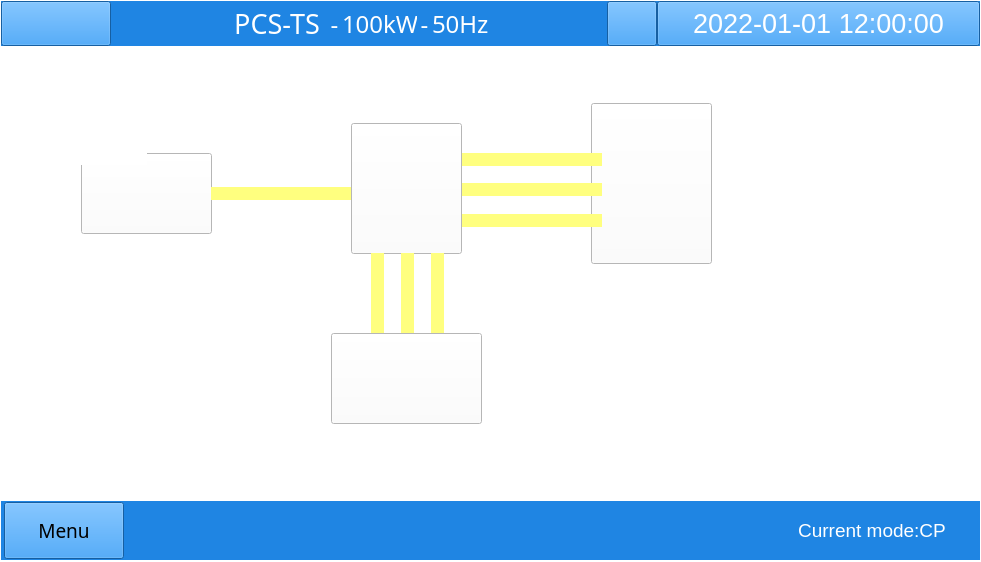
Old version of the form win.ui in the repository megarevolpr/Win.
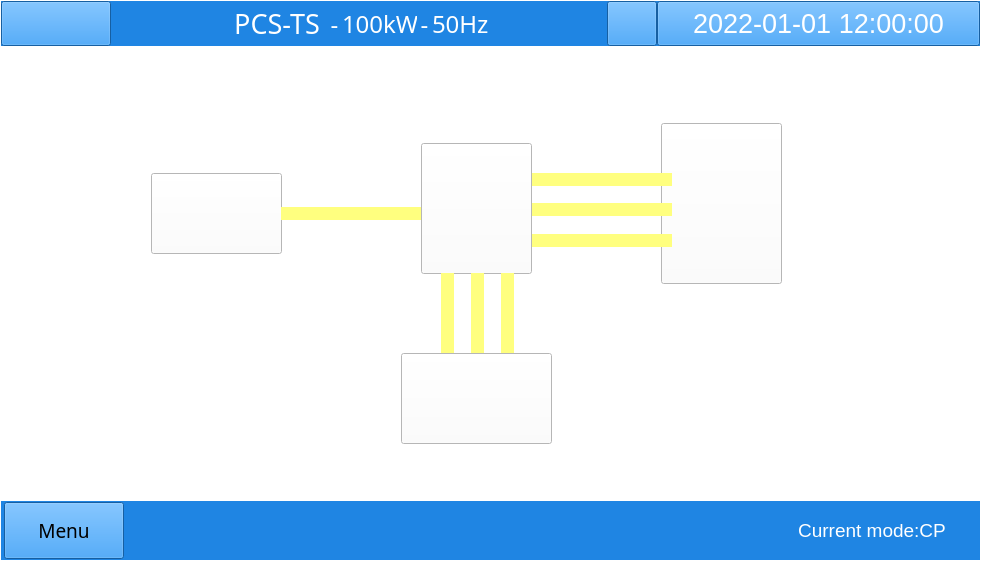
New version of the form. The open tabs and pages were chosen to show the change. Icons and pictures are not drawn.

Commit message: 添加Icon，调整UI

Diff of the .ui file:
```diff
--- a/win.ui
+++ b/win.ui
@@ -2971,8 +2971,8 @@
       <widget class="QLabel" name="Bypass_BattCurrent_label">
        <property name="geometry">
         <rect>
-         <x>250</x>
-         <y>150</y>
+         <x>320</x>
+         <y>170</y>
          <width>81</width>
          <height>20</height>
         </rect>
@@ -2990,8 +2990,8 @@
       <widget class="QLabel" name="Bypass_BattVolt_label">
        <property name="geometry">
         <rect>
-         <x>250</x>
-         <y>110</y>
+         <x>320</x>
+         <y>130</y>
          <width>81</width>
          <height>20</height>
         </rect>
@@ -3009,8 +3009,8 @@
       <widget class="QPushButton" name="Bypass_Batt_btn">
        <property name="geometry">
         <rect>
-         <x>80</x>
-         <y>100</y>
+         <x>150</x>
+         <y>120</y>
          <width>131</width>
          <height>81</height>
         </rect>
@@ -3025,8 +3025,8 @@
       <widget class="QLabel" name="Bypass_Battery_bar">
        <property name="geometry">
         <rect>
-         <x>210</x>
-         <y>134</y>
+         <x>280</x>
+         <y>154</y>
          <width>141</width>
          <height>13</height>
         </rect>
@@ -3042,8 +3042,8 @@
       <widget class="QLabel" name="Bypass_Grid_Curr_A">
        <property name="geometry">
         <rect>
-         <x>550</x>
-         <y>80</y>
+         <x>620</x>
+         <y>100</y>
          <width>61</width>
          <height>16</height>
         </rect>
@@ -3061,8 +3061,8 @@
       <widget class="QLabel" name="Bypass_Grid_Curr_B">
        <property name="geometry">
         <rect>
-         <x>550</x>
-         <y>110</y>
+         <x>620</x>
+         <y>130</y>
          <width>61</width>
          <height>16</height>
         </rect>
@@ -3080,8 +3080,8 @@
       <widget class="QLabel" name="Bypass_Grid_Curr_C">
        <property name="geometry">
         <rect>
-         <x>550</x>
-         <y>144</y>
+         <x>620</x>
+         <y>164</y>
          <width>61</width>
          <height>16</height>
         </rect>
@@ -3099,8 +3099,8 @@
       <widget class="QPushButton" name="Bypass_Grid_btn">
        <property name="geometry">
         <rect>
-         <x>590</x>
-         <y>50</y>
+         <x>660</x>
+         <y>70</y>
          <width>121</width>
          <height>161</height>
         </rect>
@@ -3116,8 +3116,8 @@
       <widget class="QPushButton" name="Bypass_Load_Btn">
        <property name="geometry">
         <rect>
-         <x>330</x>
-         <y>280</y>
+         <x>400</x>
+         <y>300</y>
          <width>151</width>
          <height>91</height>
         </rect>
@@ -3132,8 +3132,8 @@
       <widget class="QLabel" name="Bypass_Load_Curr_A">
        <property name="geometry">
         <rect>
-         <x>450</x>
-         <y>220</y>
+         <x>520</x>
+         <y>240</y>
          <width>80</width>
          <height>16</height>
         </rect>
@@ -3145,8 +3145,8 @@
       <widget class="QLabel" name="Bypass_Load_Curr_B">
        <property name="geometry">
         <rect>
-         <x>450</x>
-         <y>240</y>
+         <x>520</x>
+         <y>260</y>
          <width>80</width>
          <height>16</height>
         </rect>
@@ -3158,8 +3158,8 @@
       <widget class="QLabel" name="Bypass_Load_Curr_C">
        <property name="geometry">
         <rect>
-         <x>450</x>
-         <y>260</y>
+         <x>520</x>
+         <y>280</y>
          <width>80</width>
          <height>16</height>
         </rect>
@@ -3171,8 +3171,8 @@
       <widget class="QLabel" name="Bypass_Phrase_A_bar">
        <property name="geometry">
         <rect>
-         <x>460</x>
-         <y>100</y>
+         <x>530</x>
+         <y>120</y>
          <width>141</width>
          <height>13</height>
         </rect>
@@ -3193,8 +3193,8 @@
       <widget class="QLabel" name="Bypass_Phrase_B_bar">
        <property name="geometry">
         <rect>
-         <x>460</x>
-         <y>130</y>
+         <x>530</x>
+         <y>150</y>
          <width>141</width>
          <height>13</height>
         </rect>
@@ -3215,8 +3215,8 @@
       <widget class="QLabel" name="Bypass_Phrase_C_bar">
        <property name="geometry">
         <rect>
-         <x>460</x>
-         <y>161</y>
+         <x>530</x>
+         <y>181</y>
          <width>141</width>
          <height>13</height>
         </rect>
@@ -3237,8 +3237,8 @@
       <widget class="QPushButton" name="Bypass_Running_btn">
        <property name="geometry">
         <rect>
-         <x>350</x>
-         <y>70</y>
+         <x>420</x>
+         <y>90</y>
          <width>111</width>
          <height>131</height>
         </rect>
@@ -3254,8 +3254,8 @@
       <widget class="QLabel" name="Bypass_Va_lb">
        <property name="geometry">
         <rect>
-         <x>470</x>
-         <y>80</y>
+         <x>540</x>
+         <y>100</y>
          <width>67</width>
          <height>16</height>
         </rect>
@@ -3267,8 +3267,8 @@
       <widget class="QLabel" name="Bypass_Vb_lb">
        <property name="geometry">
         <rect>
-         <x>470</x>
-         <y>114</y>
+         <x>540</x>
+         <y>134</y>
          <width>67</width>
          <height>16</height>
         </rect>
@@ -3280,8 +3280,8 @@
       <widget class="QLabel" name="Bypass_Vc_lb">
        <property name="geometry">
         <rect>
-         <x>470</x>
-         <y>144</y>
+         <x>540</x>
+         <y>164</y>
          <width>67</width>
          <height>16</height>
         </rect>
@@ -3293,8 +3293,8 @@
       <widget class="QLabel" name="Bypass_Va_lb_Inv">
        <property name="geometry">
         <rect>
-         <x>300</x>
-         <y>220</y>
+         <x>370</x>
+         <y>240</y>
          <width>71</width>
          <height>20</height>
         </rect>
@@ -3306,8 +3306,8 @@
       <widget class="QLabel" name="Bypass_Vb_lb_Inv">
        <property name="geometry">
         <rect>
-         <x>300</x>
-         <y>240</y>
+         <x>370</x>
+         <y>260</y>
          <width>71</width>
          <height>20</height>
         </rect>
@@ -3319,8 +3319,8 @@
       <widget class="QLabel" name="Bypass_Vc_lb_Inv">
        <property name="geometry">
         <rect>
-         <x>300</x>
-         <y>260</y>
+         <x>370</x>
+         <y>280</y>
          <width>71</width>
          <height>20</height>
         </rect>
@@ -3332,8 +3332,8 @@
       <widget class="QLabel" name="Load_bar_A">
        <property name="geometry">
         <rect>
-         <x>370</x>
-         <y>200</y>
+         <x>440</x>
+         <y>220</y>
          <width>13</width>
          <height>80</height>
         </rect>
@@ -3349,8 +3349,8 @@
       <widget class="QLabel" name="Load_bar_B">
        <property name="geometry">
         <rect>
-         <x>400</x>
-         <y>200</y>
+         <x>470</x>
+         <y>220</y>
          <width>13</width>
          <height>80</height>
         </rect>
@@ -3365,8 +3365,8 @@
       <widget class="QLabel" name="Load_bar_C">
        <property name="geometry">
         <rect>
-         <x>430</x>
-         <y>200</y>
+         <x>500</x>
+         <y>220</y>
          <width>13</width>
          <height>80</height>
         </rect>
@@ -3381,8 +3381,8 @@
       <widget class="QLabel" name="SOC_lb_bypass">
        <property name="geometry">
         <rect>
-         <x>180</x>
-         <y>190</y>
+         <x>250</x>
+         <y>210</y>
          <width>67</width>
          <height>17</height>
         </rect>
@@ -3394,8 +3394,8 @@
       <widget class="QLabel" name="SOC_text_bypass">
        <property name="geometry">
         <rect>
-         <x>100</x>
-         <y>190</y>
+         <x>170</x>
+         <y>210</y>
          <width>67</width>
          <height>17</height>
         </rect>
```
Left out of the diff: 78 changed lines with no effect on the pictures. The commit also changes 2 other files.
